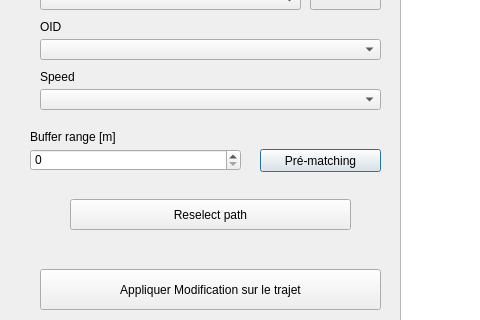
Old version of the form first_dialog_base.ui in the repository LAEQ/Assisted-MapMatching; both pictures show x 0 to 480 and y 121 to 441 of the 680 by 537 pixel window.
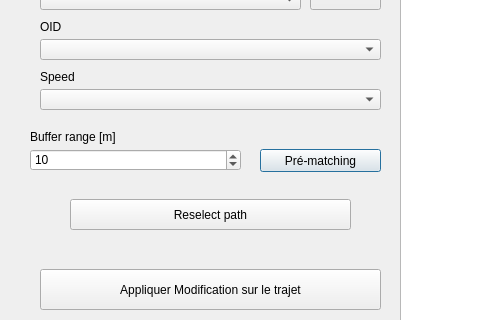
New version of the form.

The edit to the form file:
```diff
--- a/first_dialog_base.ui
+++ b/first_dialog_base.ui
@@ -166,6 +166,12 @@
      <height>22</height>
     </rect>
    </property>
+   <property name="maximum">
+    <number>200000</number>
+   </property>
+   <property name="value">
+    <number>10</number>
+   </property>
   </widget>
   <widget class="QPushButton" name="pushButtonMapMatching">
    <property name="geometry">
```
